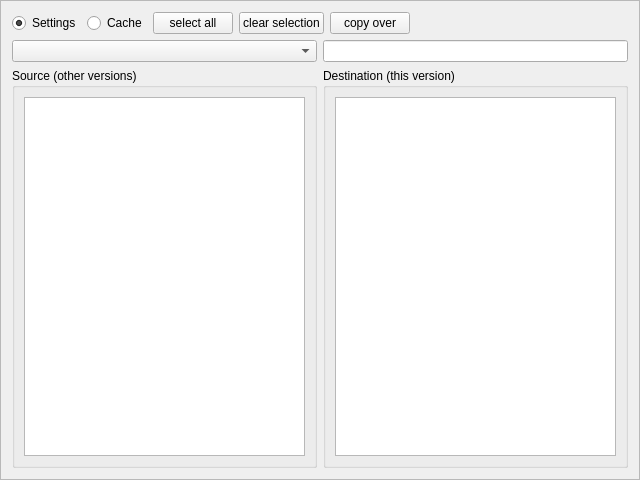
Old version of the form src/blackgui/components/copyconfigurationcomponent.ui in the repository swift-project/pilotclient.
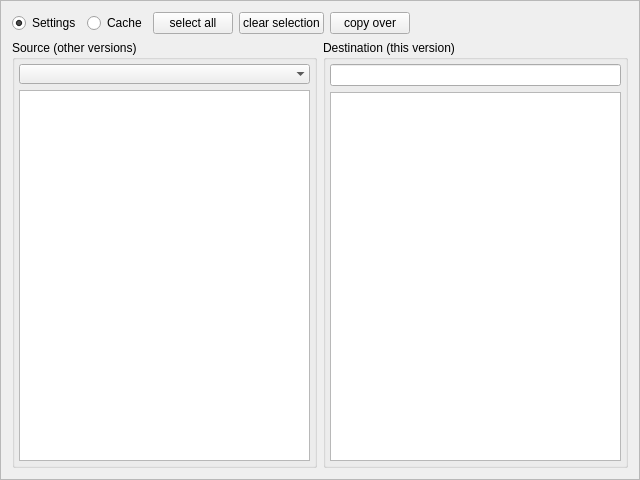
New version of the form.

Commit message: refs #887, copy nested directories in wizard * added utility function * removed preselectMissingOrOutdated, flag for initCurrentDirectories * support for copying nested directories

```diff
--- a/src/blackgui/components/copyconfigurationcomponent.ui
+++ b/src/blackgui/components/copyconfigurationcomponent.ui
@@ -20,12 +20,46 @@
    <enum>QFrame::Raised</enum>
   </property>
   <layout class="QGridLayout" name="gridLayout">
-   <item row="3" column="0">
+   <item row="1" column="0" colspan="2">
+    <widget class="QFrame" name="fr_Directories">
+     <layout class="QHBoxLayout" name="hl_Directories">
+      <property name="leftMargin">
+       <number>0</number>
+      </property>
+      <property name="topMargin">
+       <number>0</number>
+      </property>
+      <property name="rightMargin">
+       <number>0</number>
+      </property>
+      <property name="bottomMargin">
+       <number>0</number>
+      </property>
+      <item>
     <widget class="QGroupBox" name="gb_Source">
      <property name="title">
       <string>Source (other versions)</string>
      </property>
-     <layout class="QVBoxLayout" name="verticalLayout_2">
+        <layout class="QVBoxLayout" name="vl_Source">
+         <property name="leftMargin">
+          <number>4</number>
+         </property>
+         <property name="topMargin">
+          <number>4</number>
+         </property>
+         <property name="rightMargin">
+          <number>4</number>
+         </property>
+         <property name="bottomMargin">
+          <number>4</number>
+         </property>
+         <item>
+          <widget class="QComboBox" name="cb_OtherVersions">
+           <property name="frame">
+            <bool>false</bool>
+           </property>
+          </widget>
+         </item>
       <item>
        <widget class="QTreeView" name="tv_Source">
         <property name="alternatingRowColors">
@@ -45,40 +79,52 @@
      </layout>
     </widget>
    </item>
-   <item row="3" column="1">
+      <item>
     <widget class="QGroupBox" name="gb_Destination">
      <property name="title">
       <string>Destination (this version)</string>
      </property>
-     <layout class="QVBoxLayout" name="verticalLayout">
+        <layout class="QVBoxLayout" name="vl_Destination">
+         <property name="leftMargin">
+          <number>4</number>
+         </property>
+         <property name="topMargin">
+          <number>4</number>
+         </property>
+         <property name="rightMargin">
+          <number>4</number>
+         </property>
+         <property name="bottomMargin">
+          <number>4</number>
+         </property>
       <item>
-       <widget class="QTreeView" name="tv_Destination">
-        <property name="alternatingRowColors">
-         <bool>true</bool>
-        </property>
-        <property name="selectionMode">
-         <enum>QAbstractItemView::NoSelection</enum>
-        </property>
-        <property name="sortingEnabled">
-         <bool>true</bool>
-        </property>
-        <property name="animated">
-         <bool>true</bool>
-        </property>
-       </widget>
-      </item>
-     </layout>
-    </widget>
-   </item>
-   <item row="1" column="1">
     <widget class="QLineEdit" name="le_CurrentVersion">
      <property name="readOnly">
       <bool>true</bool>
      </property>
     </widget>
    </item>
-   <item row="1" column="0">
-    <widget class="QComboBox" name="cb_OtherVersions"/>
+         <item>
+          <widget class="QTreeView" name="tv_Destination">
+           <property name="alternatingRowColors">
+            <bool>true</bool>
+           </property>
+           <property name="selectionMode">
+            <enum>QAbstractItemView::NoSelection</enum>
+           </property>
+           <property name="sortingEnabled">
+            <bool>true</bool>
+           </property>
+           <property name="animated">
+            <bool>true</bool>
+           </property>
+          </widget>
+         </item>
+        </layout>
+       </widget>
+      </item>
+     </layout>
+    </widget>
    </item>
    <item row="0" column="0" colspan="2">
     <widget class="QWidget" name="wi_Mode" native="true">
```
Lines whose indentation alone changed are shown as unchanged. The commit also changes 5 other files.
